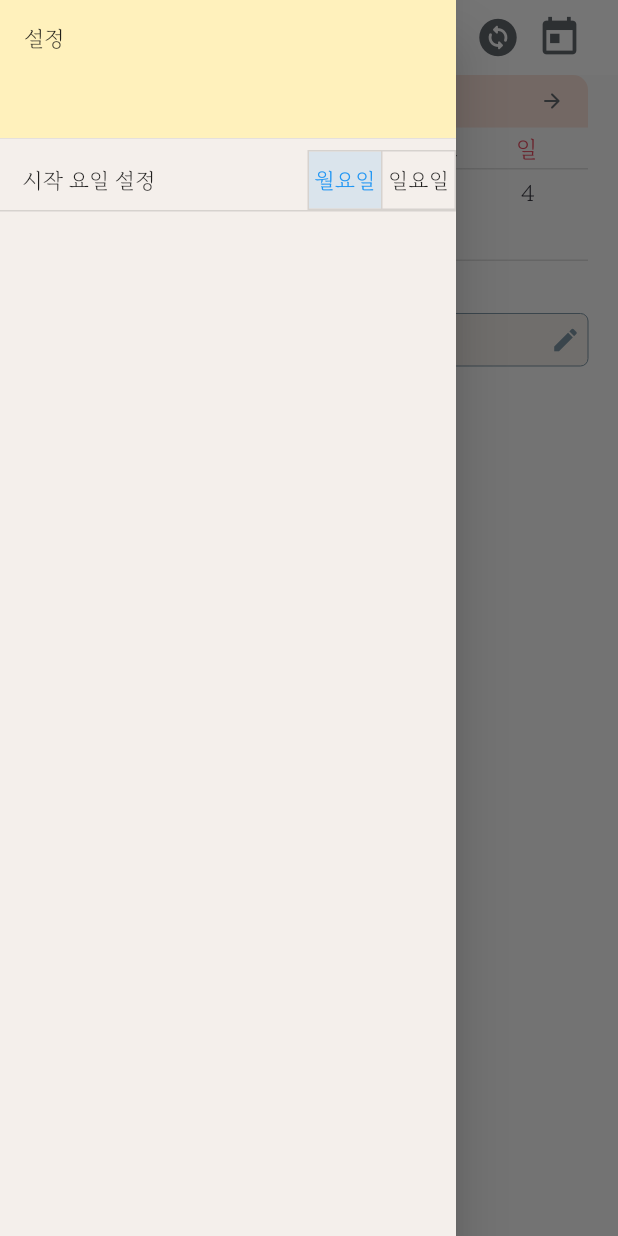
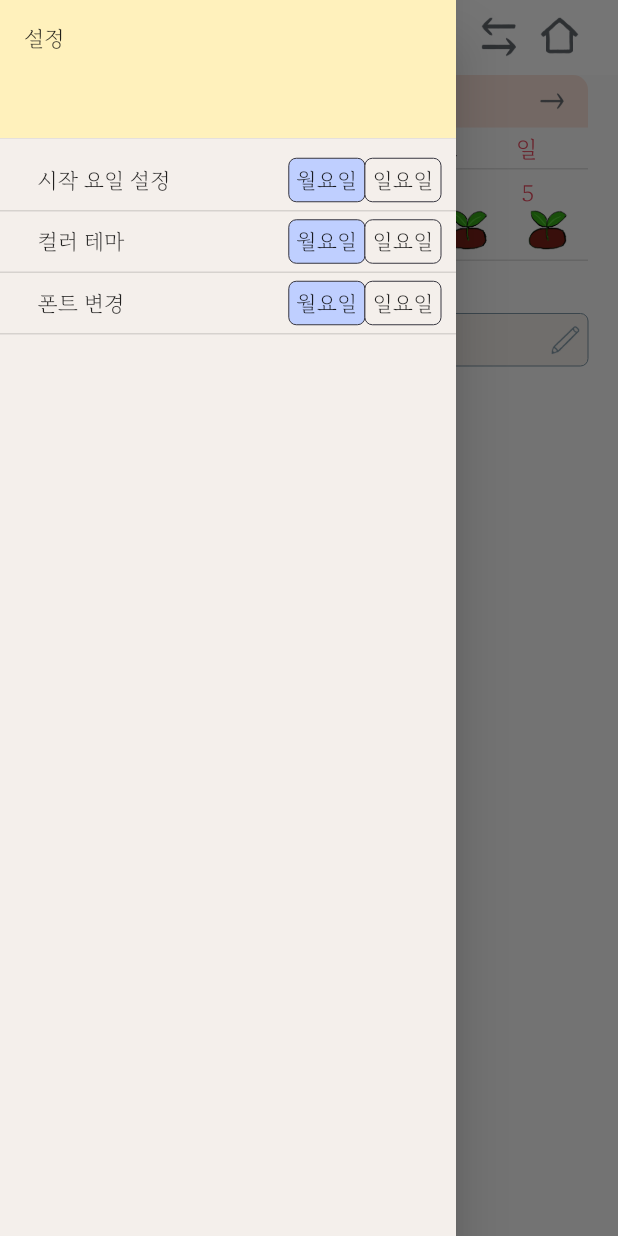
Before and after one commit to ljbee22/my_calender, a Flutter app: the screen it shows after launch, in the side drawer, after a tap on "월요일", on a phone screen of 412 x 824 dp. Run offline on Flutter 3.47's test engine with Material 2 defaults, Android fonts, the phone set to English and light mode, and no system bars; our stand-ins replace flutter_local_notifications, hive, hive_flutter, timezone; accounts and stored records are empty.

Commit message:
혼자 코딩 - 재범

```diff
--- a/lib/Calender.dart
+++ b/lib/Calender.dart
@@ -15,7 +15,8 @@ final myController = TextEditingController();
 String tmpText = "";
 
 class Calender extends StatefulWidget {
-  const Calender({Key? key}) : super(key: key);
+  final Box settingBox;
+  const Calender({Key? key, required this.settingBox}) : super(key: key);
 
   @override
   State<Calender> createState() => _CalenderState();
@@ -34,8 +35,8 @@ class _CalenderState extends State<Calender> {
     _init();
 
     // setting box 의 최초 초기화 (어플 설치 후 최초 1회만 실행)
-    if(!Hive.box('setting').containsKey("defaultSetting")){
-      Hive.box('setting').put("defaultSetting", SettingClass());
+    if(!Path().settingBox.containsKey("defaultSetting")){
+      Path().settingBox.put("defaultSetting", SettingClass());
       // 알림 권한 설정을 위한 notification
       NotificationController().showNotification(0, "title");
     }
@@ -90,12 +91,12 @@ class _CalenderState extends State<Calender> {
                     child: Column(
                       children: [
                         const CalenderBanner(),
-                    const DayOfWeek(),
+                        DayOfWeek(settingBox: widget.settingBox,),
                         const Divider(height: 0, thickness: 1),
                         AnimatedCrossFade(
                           duration: const Duration(milliseconds: 200),
-                      firstChild: MonthColumn(box),
-                      secondChild: WeekColumn(box),
+                          firstChild: MonthColumn(box, widget.settingBox),
+                          secondChild: WeekColumn(box, widget.settingBox),
                           crossFadeState: Provider.of<Cursor>(context).isMonth
                               ? CrossFadeState.showFirst : CrossFadeState.showSecond,
                         ),
@@ -212,7 +213,7 @@ class _CalenderState extends State<Calender> {
 
                                                   const Padding(
                                                     padding: EdgeInsets.only(right: 5),
-                                                child: Icon(Icons.edit, size: 20, color: Pastel.black,),
+                                                    child: ImageIcon(AssetImage("assets/icon/edit.png"), size: 20, color: Pastel.black,),
                                                   ),
                                                 ],
                                               ),
@@ -312,7 +313,7 @@ class _CalenderState extends State<Calender> {
                                               );
                                               FocusManager.instance.primaryFocus?.unfocus();
                                             },
-                                        child: const Icon(Icons.edit, size: 20, color: Pastel.grey,),
+                                            child: const ImageIcon(AssetImage("assets/icon/edit.png"), size: 20, color: Pastel.grey,),
                                           ),
                                         ),
                                       ],
@@ -348,7 +349,7 @@ class _CalenderState extends State<Calender> {
                     ),
                   );
             }
-        ),
+        )
       ),
     );
   }
--- a/lib/bottomSheet.dart
+++ b/lib/bottomSheet.dart
@@ -298,7 +298,7 @@ class _ScheduleEditState extends State<ScheduleEdit> {
                             const Text("시간"),
                             const Spacer(),
                             GestureDetector(
-                                child: CustomToggle(isTimeToggleOn),
+                                child: CustomOnOff(isTimeToggleOn),
                               onTap: () {
                                   setState(() {
                                     isTimeToggleOn = !isTimeToggleOn;
@@ -347,7 +347,7 @@ class _ScheduleEditState extends State<ScheduleEdit> {
                                       ),
                                     const Spacer(),
                                     GestureDetector(
-                                      child: CustomToggle(isAlarmToggleOn),
+                                      child: CustomOnOff(isAlarmToggleOn),
                                       onTap: () {
                                         setState(() {
                                           isAlarmToggleOn = !isAlarmToggleOn;
--- a/lib/customclass/calenderElement.dart
+++ b/lib/customclass/calenderElement.dart
@@ -6,37 +6,48 @@ import 'package:hive/hive.dart';
 import 'package:intl/intl.dart';
 import 'package:hive_flutter/hive_flutter.dart';
 
-class A {
-  final settingBox = Hive.box('setting'); //TODO 제대로 database 에서 값을 가져오는지 (시점때문에) 확인
+class Path {
+  final settingBox = Hive.box('setting');
+  final libBox = Hive.box<List>('Box');
+}
+
+///****************** default sizes ********************///
+
+class MyForm {
+  final List<String> weekList = ['일', '월', '화', '수', '목', '금', '토', '일'];
+  final double appBarIconSize = 30;
+  final double calenderTextSize = 15;
 }
 
 ///************* main calender element **************///
 
 //월화수목금 표시해주는 widget
 class DayOfWeek extends StatelessWidget {
-  const DayOfWeek({Key? key}) : super(key: key);
+  final Box settingBox;
+  const DayOfWeek({Key? key, required this.settingBox}) : super(key: key);
 
   @override
   Widget build(BuildContext context) {
+    int tmp = settingBox.get('defaultSetting').isSunday ? 0 : 1;
     return Padding(
       padding: const EdgeInsets.fromLTRB(0, 4, 0, 4),
       child: Row(
         crossAxisAlignment: CrossAxisAlignment.start,
-        children: const [
-          SizedBox(width: 5),
-          Expanded(child:Text("월", textAlign: TextAlign.start, style: TextStyle(fontSize: 15, color: Pastel.black, fontWeight: FontWeight.w100),)),
-          SizedBox(width: 5),
-          Expanded(child:Text("화", textAlign: TextAlign.start, style: TextStyle(fontSize: 15, color: Pastel.black),)),
-          SizedBox(width: 5),
-          Expanded(child:Text("수", textAlign: TextAlign.start, style: TextStyle(fontSize: 15, color: Pastel.black),)),
-          SizedBox(width: 5),
-          Expanded(child:Text("목", textAlign: TextAlign.start, style: TextStyle(fontSize: 15, color: Pastel.black),)),
-          SizedBox(width: 5),
-          Expanded(child:Text("금", textAlign: TextAlign.start, style: TextStyle(fontSize: 15, color: Pastel.black),)),
-          SizedBox(width: 5),
-          Expanded(child:Text("토", textAlign: TextAlign.start, style: TextStyle(fontSize: 15, color: Pastel.black),)),
-          SizedBox(width: 5),
-          Expanded(child:Text("일", textAlign: TextAlign.start, style: TextStyle(fontSize: 15, color: Pastel.redaccent),)),
+        children: [
+          for(int i = tmp; i < MyForm().weekList.length - 1 + tmp; i++)
+          Expanded(
+              child:Padding(
+              padding: const EdgeInsets.only(left: 5),
+              child: Text(
+                MyForm().weekList[i],
+                textAlign: TextAlign.start,
+                style: TextStyle(
+                    fontSize: MyForm().calenderTextSize,
+                    color: i == 0 || i == 7 ? Pastel.redaccent : Pastel.black,
+                    fontWeight: FontWeight.w100
+                ),
+              ),
+          )),
         ],
       ),
     ); //요일 표시 -> 항상 고정
@@ -66,7 +77,7 @@ class CalenderBanner extends StatelessWidget {
                 ? Provider.of<Cursor>(context, listen: false).plusMonth(false)
                 : Provider.of<Cursor>(context, listen: false).plusWeek(false);
           },
-            icon: const Icon(Icons.arrow_back_rounded, size: 16,), color: Pastel.blacksoft,
+            icon: const ImageIcon(AssetImage('assets/icon/left_arrow.png'), size: 16,), color: Pastel.blacksoft,
           ),
           Provider.of<Cursor>(context, listen: false).isMonth
               ? MyText(
@@ -82,7 +93,7 @@ class CalenderBanner extends StatelessWidget {
                 ? Provider.of<Cursor>(context, listen: false).plusMonth(true)
                 : Provider.of<Cursor>(context, listen: false).plusWeek(true);
           },
-            icon: const Icon(Icons.arrow_forward_rounded, size: 16,), color: Pastel.blacksoft,
+            icon: const ImageIcon(AssetImage('assets/icon/right_arrow.png'), size: 16,), color: Pastel.blacksoft,
           ),
         ],
       ),
@@ -157,7 +168,7 @@ class _OneDayState extends State<OneDay> {
                   color: Pastel.white,
                 )
                     : null,
-                padding: const EdgeInsets.fromLTRB(0, 4, 0, 10),
+                padding: const EdgeInsets.fromLTRB(0, 4, 0, 5),
                 height: 60,
                 child:
                 (widget.oneDay.month != Provider.of<Cursor>(context).selected.month) &&
@@ -194,7 +205,16 @@ class _OneDayState extends State<OneDay> {
                                   widget.box.get(DateFormat('yyyy.MM.dd').format(widget.oneDay)).length.toString(),
                                   10, Pastel.black, FontWeight.w500),
                             ),
-                      ),
+                        ),
+                      Align(
+                        alignment: Alignment.bottomCenter,
+                        child: Container(
+                          width: 30,
+                          height: 30,
+                          // color: Pastel.red,
+                          child: Image.asset('assets/icon/sprout.png'),
+                        ),
+                      )
                   ],
                 )
             ),
@@ -207,11 +227,12 @@ class _OneDayState extends State<OneDay> {
 //주간 화면에서 일자 띄워주는 widget
 class WeekColumn extends StatelessWidget {
   final Box box;
-  const WeekColumn(this.box, {Key? key}) : super(key: key);
+  final Box settingbox;
+  const WeekColumn(this.box, this.settingbox, {Key? key}) : super(key: key);
 
   @override
   Widget build(BuildContext context) {
-    List tmpList = Provider.of<Cursor>(context).dayList(Hive.box('setting').get("defaultSetting").isSunday);
+    List tmpList = Provider.of<Cursor>(context).dayList(settingbox.get('defaultSetting'));
     return Column(
       children: [
         Row(
@@ -230,11 +251,12 @@ class WeekColumn extends StatelessWidget {
 //월간 화면에서 일자 띄워주는 widget
 class MonthColumn extends StatelessWidget {
   final Box box;
-  const MonthColumn(this.box, {Key? key}) : super(key: key);
+  final Box settingBox;
+  const MonthColumn(this.box, this.settingBox, {Key? key}) : super(key: key);
 
   @override
   Widget build(BuildContext context) {
-    List tmpList = Provider.of<Cursor>(context).dayList(true); // TODO 수정
+    List tmpList = Provider.of<Cursor>(context).dayList(settingBox.get('defaultSetting')); // TODO 수정
     return Column(
       children: [
         if(tmpList[6].month == Provider.of<Cursor>(context).selected.month)
@@ -312,7 +334,7 @@ class CustomAppbar extends StatelessWidget implements PreferredSize{
         onPressed: () {
         scaffoldKey.currentState?.openDrawer();
         },
-        icon: const Icon(Icons.linear_scale, color: Pastel.blacksoft, size: 30),
+        icon: ImageIcon(AssetImage("assets/icon/drawer.png"), color: Pastel.blacksoft, size: MyForm().appBarIconSize),
       ),
       title: Stack(
         children: [
@@ -322,14 +344,14 @@ class CustomAppbar extends StatelessWidget implements PreferredSize{
                 onPressed: () {
                   Provider.of<Cursor>(context, listen: false).changeIsMonth();
                 },
-                icon: const Icon(Icons.change_circle_rounded, color: Pastel.blacksoft, size: 30)
+                icon: ImageIcon(AssetImage("assets/icon/move.png"), color: Pastel.blacksoft, size: MyForm().appBarIconSize)
             ),
           ),
           Align(
             alignment: Alignment.centerRight,
             child: IconButton(
               alignment: Alignment.centerRight,
-              icon: const Icon(Icons.today, color: Pastel.blacksoft, size: 30),
+              icon: ImageIcon(AssetImage("assets/icon/Home.png"), color: Pastel.blacksoft, size: MyForm().appBarIconSize),
               onPressed: () {
                 Provider.of<Cursor>(context, listen: false).changeCursor(DateTime.now());
               },
@@ -356,9 +378,6 @@ class CustomDrawer extends StatefulWidget {
 }
 
 class _CustomDrawerState extends State<CustomDrawer> {
-  // List<bool> isselected = [box.issunday, !box]
-  bool isSunday = true;
-  bool isMonday = false;
 
   @override
   Widget build(BuildContext context) {
@@ -377,20 +396,40 @@ class _CustomDrawerState extends State<CustomDrawer> {
             ),
           ),
           Container(
+            padding: const EdgeInsets.fromLTRB(10, 5, 10, 5),
             height: 40,
             child: Row(
               children: [
                 SizedBox(width: 15,),
                 const Text("시작 요일 설정"),
                 const Spacer(),
-                ToggleButtons(
-                    children: [
-                      Text('월요일'),
-                      Text('일요일'),
-                    ],
-                    isSelected: [true, false],
-                  onPressed: (int idx) {},
-                ),
+                CustomToggle(Path().settingBox),
+              ],
+            ),
+          ),
+          const Divider(height: 1, thickness: 1),
+          Container(
+            padding: const EdgeInsets.fromLTRB(10, 5, 10, 5),
+            height: 40,
+            child: Row(
+              children: [
+                SizedBox(width: 15,),
+                const Text("컬러 테마"),
+                const Spacer(),
+                CustomToggle(Path().settingBox),
+              ],
+            ),
+          ),
+          const Divider(height: 1, thickness: 1),
+          Container(
+            padding: const EdgeInsets.fromLTRB(10, 5, 10, 5),
+            height: 40,
+            child: Row(
+              children: [
+                SizedBox(width: 15,),
+                const Text("폰트 변경"),
+                const Spacer(),
+                CustomToggle(Path().settingBox),
               ],
             ),
           ),
@@ -401,17 +440,84 @@ class _CustomDrawerState extends State<CustomDrawer> {
   }
 }
 
-///*************bottom sheet element**************///
-
-//bottomSheet 의 토글 버튼
+// Drawer 의 토글버튼
 class CustomToggle extends StatefulWidget {
-  final bool isRight;
-  const CustomToggle(this.isRight, {Key? key}) : super(key: key);
+  final Box settingBox;
+  const CustomToggle(this.settingBox, {Key? key}) : super(key: key);
 
   @override
   State<CustomToggle> createState() => _CustomToggleState();
 }
+
 class _CustomToggleState extends State<CustomToggle> {
+  late List<bool> sundayMonday;
+
+  @override
+  void initState() {
+    sundayMonday = [!widget.settingBox.get('defaultSetting').isSunday, widget.settingBox.get('defaultSetting').isSunday];
+    super.initState();
+  }
+  @override
+  Widget build(BuildContext context) {
+    return Row(
+      children: [
+        GestureDetector(
+          onTap: () {
+            SettingClass temp = Path().settingBox.get('defaultSetting');
+            print(temp.isSunday);
+              setState(() {
+                sundayMonday[0] = true;
+                sundayMonday[1] = false;
+                Path().settingBox.put('defaultSetting', temp.sunday(false));
+              });
+            },
+          child: Container(
+            padding: EdgeInsets.all(5),
+            child: Text('월요일'),
+            decoration: BoxDecoration(
+              borderRadius: BorderRadius.circular(5),
+              border: Border.all(color: Pastel.black, width: 0),
+              color: sundayMonday[0] ? Pastel.purple : Pastel.white,
+            ),
+          ),
+        ),
+        GestureDetector(
+          onTap: () {
+            SettingClass temp = Path().settingBox.get('defaultSetting');
+            print(temp.isSunday);
+            setState(() {
+              sundayMonday[0] = false;
+              sundayMonday[1] = true;
+              Path().settingBox.put('defaultSetting', temp.sunday(true));
+            });
+          },
+          child: Container(
+            padding: EdgeInsets.all(5),
+            child: Text('일요일'),
+            decoration: BoxDecoration(
+              borderRadius: BorderRadius.circular(5),
+              border: Border.all(color: Pastel.black, width: 0),
+              color: sundayMonday[1] ? Pastel.purple : Pastel.white,
+            ),
+          ),
+        ),
+      ],
+    );
+  }
+}
+
+
+///*************bottom sheet element**************///
+
+//bottomSheet 의 온오프 버튼
+class CustomOnOff extends StatefulWidget {
+  final bool isRight;
+  const CustomOnOff(this.isRight, {Key? key}) : super(key: key);
+
+  @override
+  State<CustomOnOff> createState() => _CustomOnOffState();
+}
+class _CustomOnOffState extends State<CustomOnOff> {
   @override
   Widget build(BuildContext context) {
     return AnimatedContainer(
--- a/lib/customclass/cursor.dart
+++ b/lib/customclass/cursor.dart
@@ -1,6 +1,7 @@
 import 'package:flutter/cupertino.dart';
 import 'package:intl/intl.dart';
-import 'package:my_calender/Calender.dart';
+import 'package:my_calender/customclass/calenderElement.dart';
+import 'package:my_calender/customclass/hiveClass.dart';
 
 class Cursor with ChangeNotifier{
   late DateTime selected;
@@ -17,12 +18,12 @@ class Cursor with ChangeNotifier{
     return ((selected.day+firstDayVal-2) ~/ 7) + 1;
   }
 
-  List<DateTime> dayList(bool isSunday) {
+  List<DateTime> dayList(SettingClass setting) {
     DateTime firstDay = DateTime(selected.year, selected.month,1);
     List<DateTime> dList = List<DateTime>.filled(42,DateTime(0,0,0));
     int i = 0;
     late int j;
-    if(isSunday){
+    if(setting.isSunday){
       j = 1-firstDay.weekday; // 일요일 시작인 경우 -> 한칸씩 뒤로 미뤄줘야해서 월 시작 대비 +1씩
     }
     else{
--- a/lib/customclass/hiveClass.dart
+++ b/lib/customclass/hiveClass.dart
@@ -70,10 +70,14 @@ class SettingClass{
   @HiveField(2)
   int fontIdx;
 
-
   SettingClass({
-    this.isSunday = true, // default = 일요일 시작
+    this.isSunday = false, // default = 월요일 시작
     this.themeIdx = 0, // default = 기본 컬러 테마(=0)
     this.fontIdx = 0,
   });
+
+  SettingClass sunday(bool isSunday) {
+    this.isSunday = isSunday;
+    return SettingClass(isSunday: this.isSunday, fontIdx: fontIdx, themeIdx : fontIdx);
+  }
 }
--- a/lib/main.dart
+++ b/lib/main.dart
@@ -27,12 +27,15 @@ class MyApp extends StatelessWidget {
         ChangeNotifierProvider(create: (context) => Cursor(selected: DateTime.now())),
       ],
       builder: (context, child){
+        return ValueListenableBuilder(
+            valueListenable: Hive.box('setting').listenable(),
+            builder: (context, settingBox, child) {
               return MaterialApp(
                 debugShowCheckedModeBanner: false,
                 title: 'My_Calender',
                 theme: ThemeData(
                   primarySwatch: Colors.blue,
-              fontFamily: data.fontList[Hive.box("setting").get("basicSetting")?.fontIdx ?? 0], //TODO box에서 idx 가져오는걸로 수정
+                  fontFamily: data.fontList[settingBox.get("defaultSetting")?.fontIdx ?? 0], //TODO box에서 idx 가져오는걸로 수정
                   splashColor: Colors.transparent,
                   highlightColor: Colors.transparent,
                 ),
@@ -44,7 +47,9 @@ class MyApp extends StatelessWidget {
                   Locale('ko', ''),
                   Locale('en', ''),
                 ],
-            home: const Calender(),
+                home: Calender(settingBox: settingBox,),
+            );
+          }
         );
       }
     );
--- a/pubspec.yaml
+++ b/pubspec.yaml
@@ -89,6 +89,7 @@ flutter:
     - family: Myfont
       fonts:
         - asset: assets/font/MaruBuri-Light.otf
+#    - family:
 #        - asset: lib/assets/font/GangwonEdu-Light.otf
   #       - asset: fonts/Schyler-Regular.ttf
   #       - asset: fonts/Schyler-Italic.ttf
```
Also changed, not shown: assets/icon/Home.png (added), assets/icon/drawer.png (added), assets/icon/edit.png (added), assets/icon/land.png (added), assets/icon/left_arrow.png (added), assets/icon/move.png (added), assets/icon/right_arrow.png (added), assets/icon/setting.png (added), assets/icon/sprout.png (added), assets/icon/todo_banner.png (deleted), 1 other file. Lines whose indentation alone changed are shown as unchanged.
